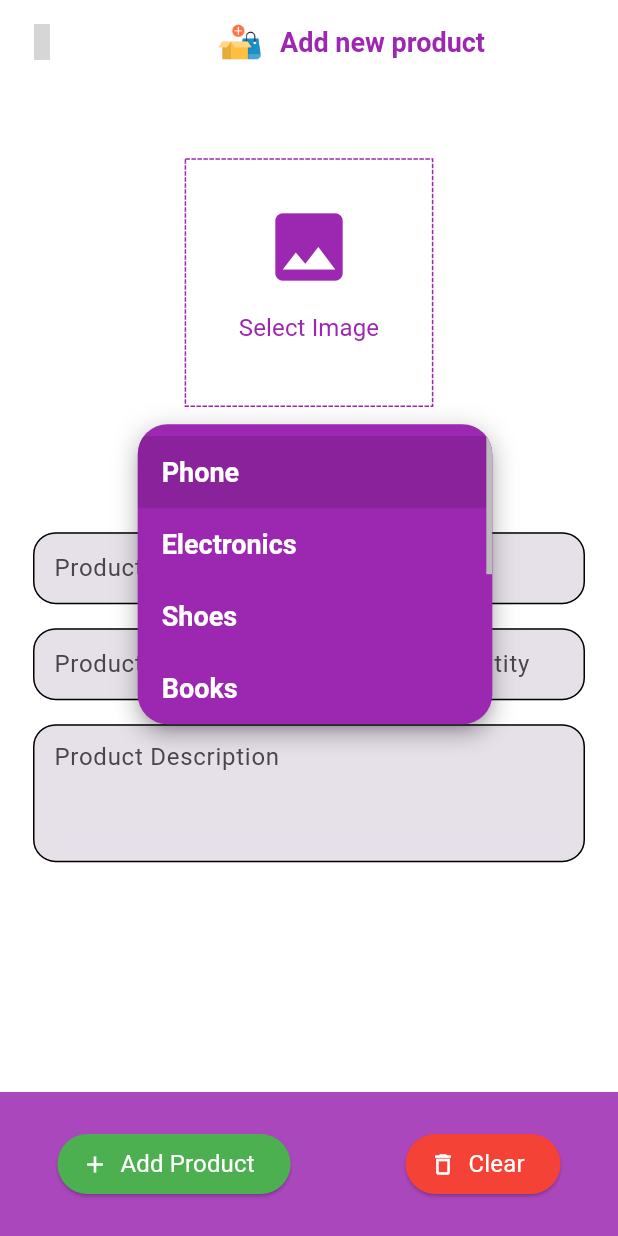
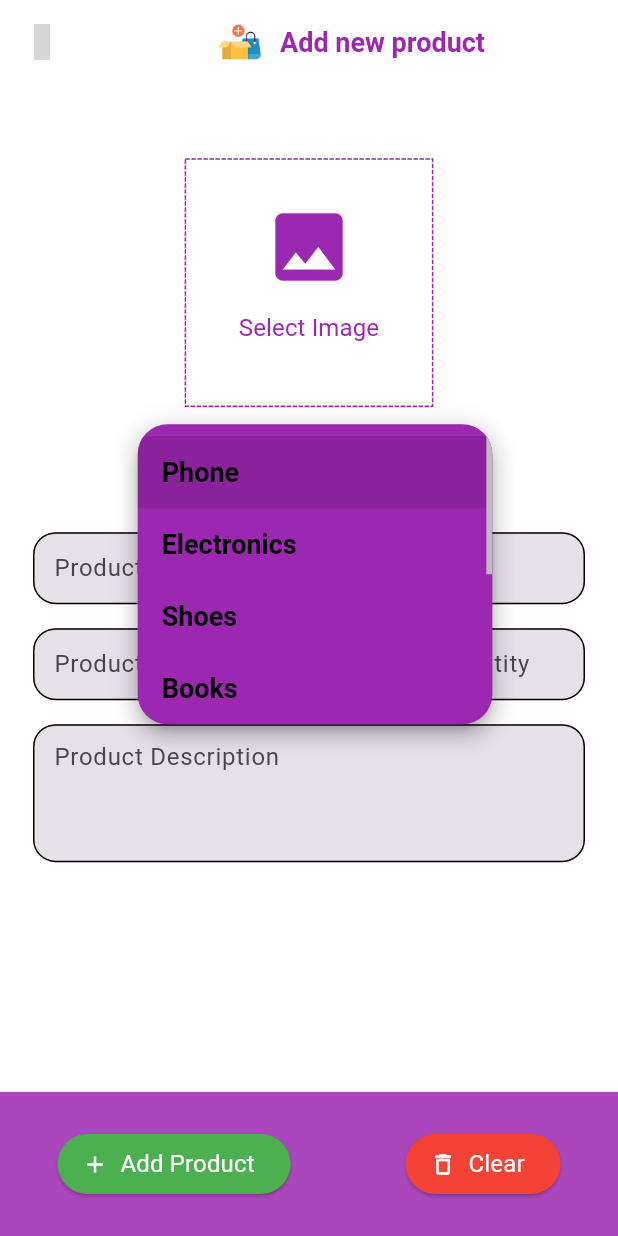
Before and after one commit to erhankoyuncu1/flutter_project, a Flutter app: the EditUploadProductScreen screen opened by its route, after a tap on "Select a category", on a phone screen of 412 x 824 dp. Run offline on Flutter 3.47's test engine with Material 3 defaults, Android fonts, the phone set to English and light mode, and no system bars; drawn by our look-alikes of dotted_border; our stand-ins replace card_swiper, fancy_shimmer_image, flutter_iconly, image_picker, ionicons, shared_preferences and 1 more; missing offline and left inert: dynamic_height_grid_view; accounts and stored records are empty; grey boxes are pictures that could not be loaded.

Commit message:
google-service.json deleted and  edit upload screen uptaded

```diff
--- a/lib/screens/admin/edit_upload_product_screen.dart
+++ b/lib/screens/admin/edit_upload_product_screen.dart
@@ -5,9 +5,11 @@ import 'package:flutter/material.dart';
 import 'package:flutter_iconly/flutter_iconly.dart';
 import 'package:flutter_project/constans/app_constans.dart';
 import 'package:flutter_project/constans/validator.dart';
+import 'package:flutter_project/providers/theme_provider.dart';
 import 'package:flutter_project/services/assets_manager.dart';
 import 'package:flutter_project/widgets/titles/subtitle_text_widget.dart';
 import 'package:image_picker/image_picker.dart';
+import 'package:provider/provider.dart';
 import '../../models/product_model.dart';
 import '../../services/app_functions.dart';
 import '../../widgets/titles/title_text_widget.dart';
@@ -129,6 +131,7 @@ class _EditUploadProductScreenState extends State<EditUploadProductScreen> {
   @override
   Widget build(BuildContext context) {
     final size = MediaQuery.of(context).size;
+    final themeProvider = Provider.of<ThemeProvider>(context);
     return GestureDetector(
       onTap: () {
         FocusScope.of(context).unfocus();
@@ -244,9 +247,10 @@ class _EditUploadProductScreenState extends State<EditUploadProductScreen> {
                   style: TextStyle(
                     fontSize: 18,
                     fontWeight: FontWeight.w600,
+                    color: themeProvider.getIsDarkTheme ? Colors.white : Colors.black
                   ),
                   value: _categoryValue,
-                  hint: const Text("Select a category"),
+                  hint: Text("Select a category"),
                   onChanged: (String? value){
                     setState(() {
                       _categoryValue = value;
```
Also changed, not shown: 1 other file.
